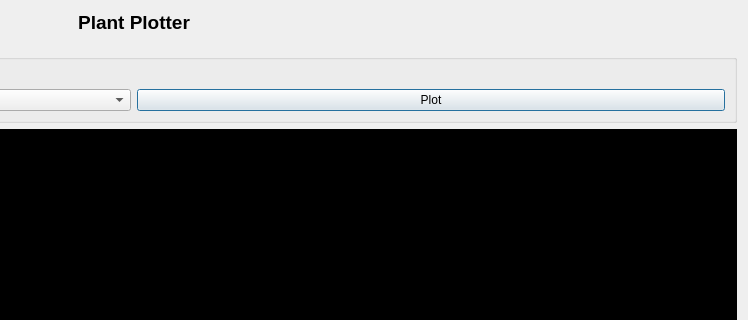
Above: App/Simulator_App/ui/output_plotter.ui from DanielMontoyaR/Toolbox-de-Simulaci-n-para-An-lisis-de-Se-ales-Mixtas before the change; both pictures show x 480 to 1228 and y 0 to 320 of the 1228 by 687 pixel window. Below: the same form after it.
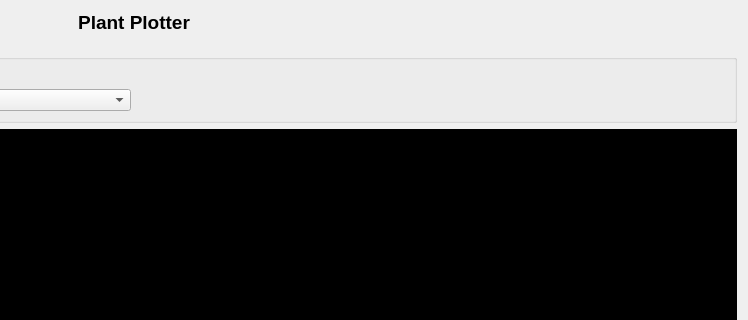
That is the form after the change.

Patch:
```diff
--- a/App/Simulator_App/ui/output_plotter.ui
+++ b/App/Simulator_App/ui/output_plotter.ui
@@ -39,17 +39,6 @@
           </item>
          </layout>
         </item>
-        <item row="1" column="1">
-         <layout class="QGridLayout" name="gridLayout">
-          <item row="0" column="0" colspan="2">
-           <widget class="QPushButton" name="plotButton">
-            <property name="text">
-             <string>Plot</string>
-            </property>
-           </widget>
-          </item>
-         </layout>
-        </item>
         <item row="0" column="0">
          <widget class="QLabel" name="errorlabel">
           <property name="styleSheet">
@@ -60,6 +49,20 @@
           </property>
          </widget>
         </item>
+        <item row="1" column="1">
+         <layout class="QGridLayout" name="gridLayout">
+          <item row="0" column="0">
+           <widget class="QLabel" name="errorlabel_2">
+            <property name="styleSheet">
+             <string notr="true">color:rgb(255, 0, 0)</string>
+            </property>
+            <property name="text">
+             <string/>
+            </property>
+           </widget>
+          </item>
+         </layout>
+        </item>
        </layout>
       </widget>
      </item>
```
